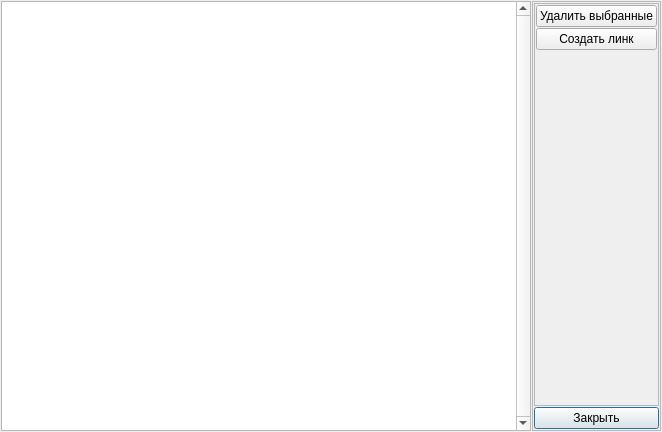
Above: Dialogs/edit_links_dialog.ui from Intueor/Z-Editor before the change. Below: the same form after it.
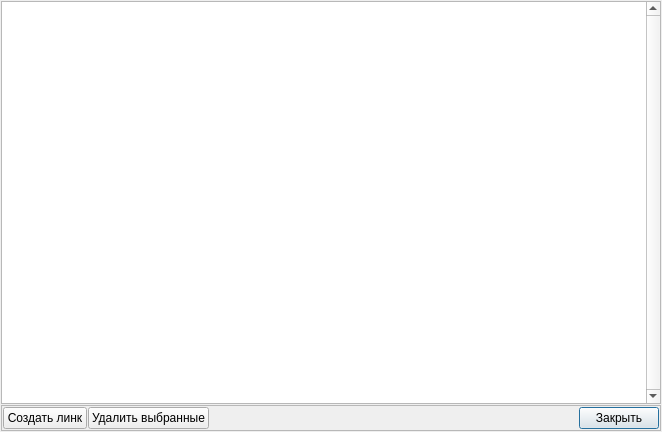
That is the form after the change. Icons and pictures are not drawn.

Commit message: Доработка диалога линков.

```diff
--- a/Dialogs/edit_links_dialog.ui
+++ b/Dialogs/edit_links_dialog.ui
@@ -32,7 +32,7 @@
    <iconset resource="../../Z-Hub/resources.qrc">
     <normaloff>:/icons/z-icon.ico</normaloff>:/icons/z-icon.ico</iconset>
   </property>
-  <layout class="QHBoxLayout" name="horizontalLayout">
+  <layout class="QVBoxLayout" name="verticalLayout_3">
    <property name="spacing">
     <number>1</number>
    </property>
@@ -93,7 +93,7 @@
      <property name="frameShadow">
       <enum>QFrame::Raised</enum>
      </property>
-     <layout class="QVBoxLayout" name="verticalLayout_2">
+     <layout class="QHBoxLayout" name="horizontalLayout">
       <property name="spacing">
        <number>1</number>
       </property>
@@ -109,37 +109,6 @@
       <property name="bottomMargin">
        <number>1</number>
       </property>
-      <item>
-       <widget class="QFrame" name="frame_Actions">
-        <property name="frameShape">
-         <enum>QFrame::StyledPanel</enum>
-        </property>
-        <property name="frameShadow">
-         <enum>QFrame::Raised</enum>
-        </property>
-        <layout class="QVBoxLayout" name="verticalLayout">
-         <property name="spacing">
-          <number>1</number>
-         </property>
-         <property name="leftMargin">
-          <number>1</number>
-         </property>
-         <property name="topMargin">
-          <number>1</number>
-         </property>
-         <property name="rightMargin">
-          <number>1</number>
-         </property>
-         <property name="bottomMargin">
-          <number>1</number>
-         </property>
-         <item>
-          <widget class="QPushButton" name="pushButton_RemoveSelected">
-           <property name="text">
-            <string>Удалить выбранные</string>
-           </property>
-          </widget>
-         </item>
          <item>
           <widget class="QPushButton" name="pushButton_Create">
            <property name="text">
@@ -148,21 +117,25 @@
           </widget>
          </item>
          <item>
-          <spacer name="verticalSpacer">
+       <widget class="QPushButton" name="pushButton_RemoveSelected">
+        <property name="text">
+         <string>Удалить выбранные</string>
+        </property>
+       </widget>
+      </item>
+      <item>
+       <spacer name="horizontalSpacer">
            <property name="orientation">
-            <enum>Qt::Vertical</enum>
+         <enum>Qt::Horizontal</enum>
            </property>
            <property name="sizeHint" stdset="0">
             <size>
-             <width>20</width>
-             <height>40</height>
+          <width>40</width>
+          <height>20</height>
             </size>
            </property>
           </spacer>
          </item>
-        </layout>
-       </widget>
-      </item>
       <item>
        <widget class="QPushButton" name="pushButton_Exit">
         <property name="text">
```
Left out of the diff: 1 changed line with no effect on the pictures. Lines whose indentation alone changed are shown as unchanged. The commit also changes 1 other file.
